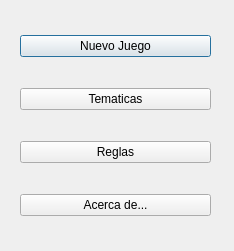
The window that newjuego.ui (FelixRNV/Juego_OCA) describes before a commit, drawn with Qt 5.
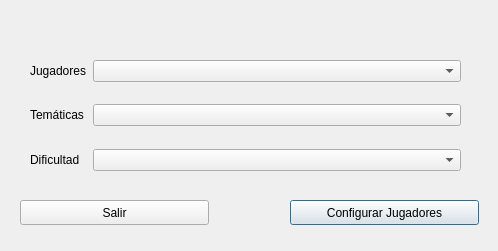
The same window after the commit.

```diff
--- a/newjuego.ui
+++ b/newjuego.ui
@@ -6,51 +6,105 @@
    <rect>
     <x>0</x>
     <y>0</y>
-    <width>234</width>
+    <width>498</width>
     <height>251</height>
    </rect>
   </property>
   <property name="windowTitle">
    <string>Dialog</string>
   </property>
-  <widget class="QWidget" name="">
+  <widget class="QPushButton" name="btn_Reglas">
+   <property name="geometry">
+    <rect>
+     <x>290</x>
+     <y>200</y>
+     <width>189</width>
+     <height>25</height>
+    </rect>
+   </property>
+   <property name="text">
+    <string>Configurar Jugadores</string>
+   </property>
+  </widget>
+  <widget class="QPushButton" name="btn_AcercaDe">
    <property name="geometry">
     <rect>
      <x>20</x>
-     <y>10</y>
-     <width>191</width>
-     <height>231</height>
+     <y>200</y>
+     <width>189</width>
+     <height>25</height>
     </rect>
    </property>
-   <layout class="QVBoxLayout" name="verticalLayout">
-    <item>
-     <widget class="QPushButton" name="btn_NuevoJuego">
+   <property name="text">
+    <string>Salir</string>
+   </property>
+  </widget>
+  <widget class="QWidget" name="formLayoutWidget">
+   <property name="geometry">
+    <rect>
+     <x>30</x>
+     <y>60</y>
+     <width>431</width>
+     <height>111</height>
+    </rect>
+   </property>
+   <layout class="QFormLayout" name="formLayout">
+    <item row="0" column="0">
+     <widget class="QLabel" name="label">
       <property name="text">
-       <string>Nuevo Juego</string>
+       <string>Jugadores</string>
       </property>
      </widget>
     </item>
-    <item>
-     <widget class="QPushButton" name="btn_Tematicas">
+    <item row="4" column="0">
+     <widget class="QLabel" name="label_2">
       <property name="text">
-       <string>Tematicas</string>
+       <string>Dificultad</string>
       </property>
      </widget>
     </item>
-    <item>
-     <widget class="QPushButton" name="btn_Reglas">
-      <property name="text">
-       <string>Reglas</string>
+    <item row="0" column="1">
+     <widget class="QComboBox" name="comboBox"/>
+    </item>
+    <item row="4" column="1">
+     <widget class="QComboBox" name="comboBox_2"/>
+    </item>
+    <item row="1" column="1">
+     <spacer name="verticalSpacer">
+      <property name="orientation">
+       <enum>Qt::Vertical</enum>
       </property>
-     </widget>
+      <property name="sizeHint" stdset="0">
+       <size>
+        <width>20</width>
+        <height>40</height>
+       </size>
+      </property>
+     </spacer>
     </item>
-    <item>
-     <widget class="QPushButton" name="btn_AcercaDe">
+    <item row="2" column="0">
+     <widget class="QLabel" name="label_3">
       <property name="text">
-       <string>Acerca de...</string>
+       <string>Temáticas</string>
       </property>
      </widget>
     </item>
+    <item row="2" column="1">
+     <widget class="QComboBox" name="comboBox_3"/>
+    </item>
+    <item row="3" column="1">
+     <spacer name="verticalSpacer_2">
+      <property name="orientation">
+       <enum>Qt::Vertical</enum>
+      </property>
+      <property name="sizeHint" stdset="0">
+       <size>
+        <width>20</width>
+        <height>40</height>
+       </size>
+      </property>
+     </spacer>
+    </item>
    </layout>
   </widget>
  </widget>
```
